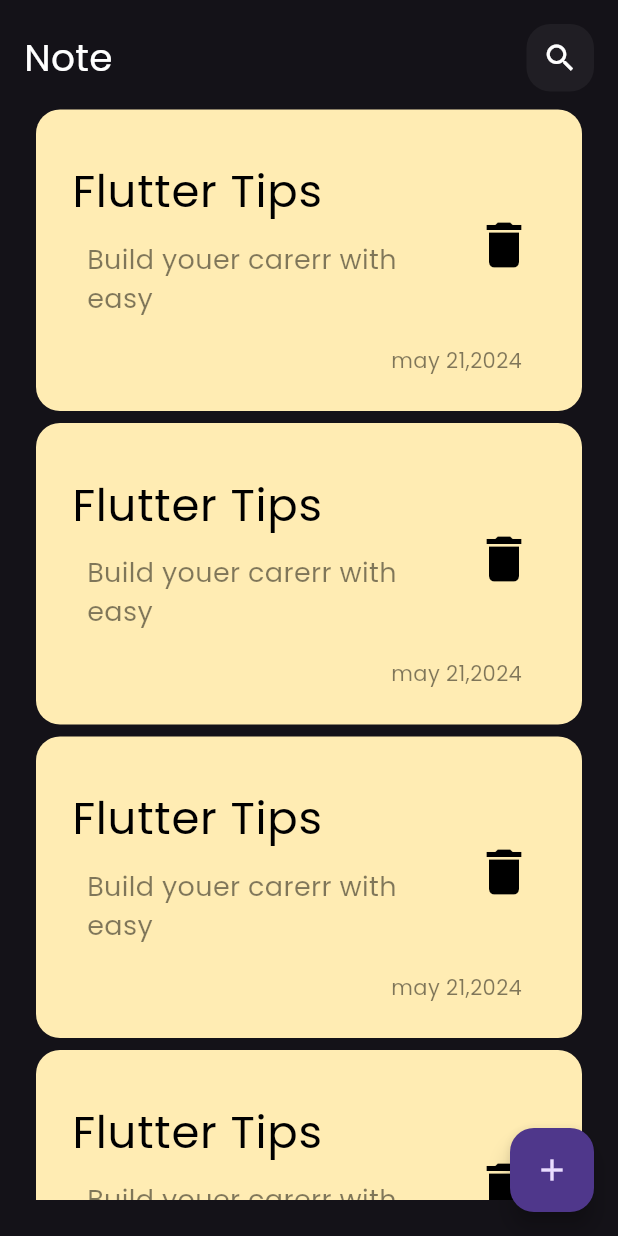
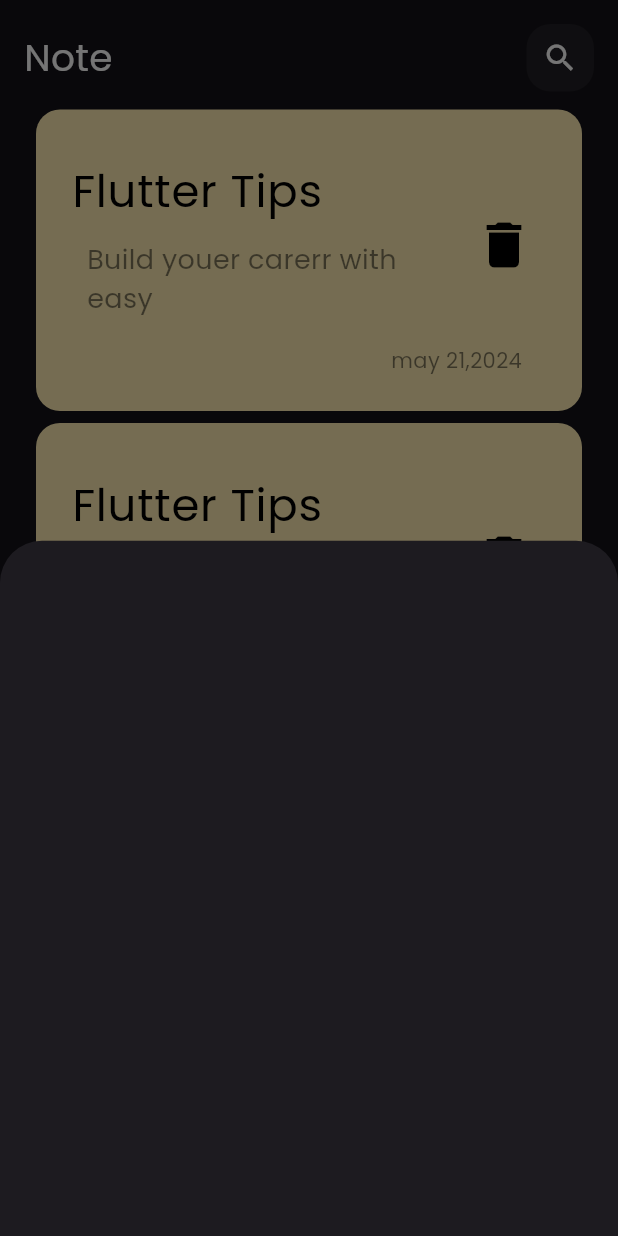
Before and after one commit to gadooo/Notes_app, a Flutter app: the screen it shows after launch, after a tap on the "add" icon, on a phone screen of 412 x 824 dp. Run offline on Flutter 3.47's test engine with Material 3 defaults, Android fonts, the phone set to English and light mode, and no system bars.

Commit message:
show model sheet

```diff
--- a/lib/views/homepage.dart
+++ b/lib/views/homepage.dart
@@ -1,3 +1,4 @@
+import 'package:easy_note/views/widgets/add_note_buttom_sheet.dart';
 import 'package:easy_note/views/widgets/note_view_body.dart';
 import 'package:flutter/material.dart';
 
@@ -13,7 +14,13 @@ class _HomePageState extends State<HomePage> {
   Widget build(BuildContext context) {
     return Scaffold(
       floatingActionButton: FloatingActionButton(
-        onPressed: () {},
+        onPressed: () {
+          showModalBottomSheet(
+              context: context,
+              builder: (context) {
+                return const AddNoteButtmSheet();
+              });
+        },
         child: const Icon(Icons.add),
       ),
       body: const NoteviewBody(),
--- /dev/null
+++ b/lib/views/widgets/add_note_buttom_sheet.dart
@@ -0,0 +1,10 @@
+import 'package:flutter/material.dart';
+
+class AddNoteButtmSheet extends StatelessWidget {
+  const AddNoteButtmSheet({super.key});
+
+  @override
+  Widget build(BuildContext context) {
+    return Container();
+  }
+}
```
